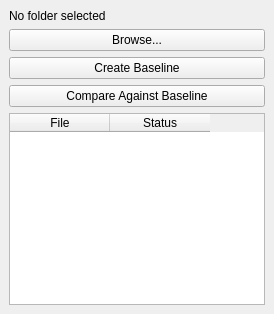
Qt form mainwindow.ui (TobitVt/FileWatchdog) before a commit.
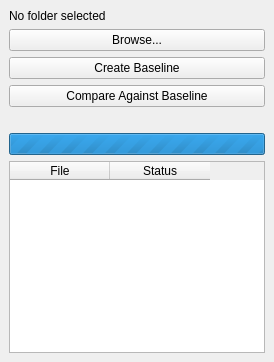
The same form after that commit.

Commit message: added progress bar to see progress of large folders

```diff
--- a/mainwindow.ui
+++ b/mainwindow.ui
@@ -35,6 +35,26 @@
       </property>
      </widget>
     </item>
+    <item>
+     <widget class="QLabel" name="progressLabel">
+      <property name="text">
+       <string></string>
+      </property>
+     </widget>
+    </item>
+    <item>
+     <widget class="QProgressBar" name="progressBar">
+      <property name="visible">
+       <bool>false</bool>
+      </property>
+      <property name="minimum">
+       <number>0</number>
+      </property>
+      <property name="maximum">
+       <number>0</number>
+      </property>
+     </widget>
+    </item>
     <item>
      <widget class="QTableWidget" name="resultsTable">
       <column>
```
The commit also changes 3 other files.
